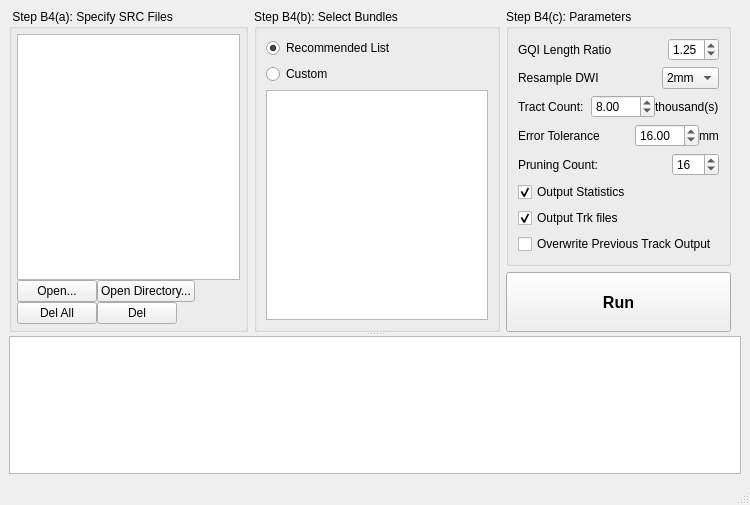
First picture: the form in auto_track.ui, repository frankyeh/DSI-Studio, before the edit.
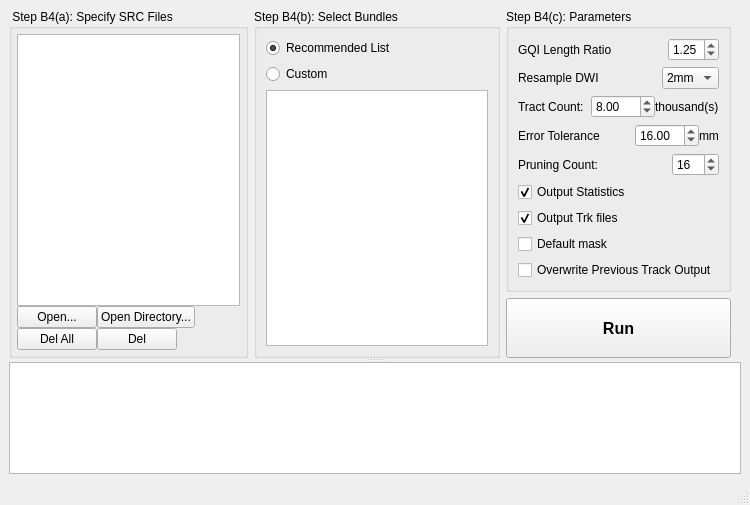
Second picture: the form after the edit. Icons and pictures are not drawn.

Commit message: [ana] update auto_track

What changed in the file:
```diff
--- a/auto_track.ui
+++ b/auto_track.ui
@@ -491,6 +491,13 @@
                </property>
               </widget>
              </item>
+             <item>
+              <widget class="QCheckBox" name="default_mask">
+               <property name="text">
+                <string>Default mask</string>
+               </property>
+              </widget>
+             </item>
              <item>
               <widget class="QCheckBox" name="overwrite">
                <property name="text">
```
The commit also changes 1 other file.
